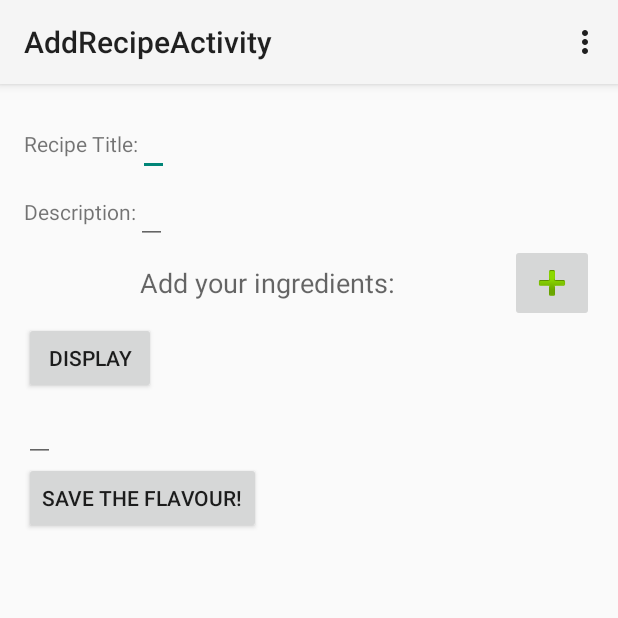
After one commit to KathyLynne/ChowSense, an Android app: the AddRecipeActivity screen opened directly, with no data from a screen before it, on a phone screen of 412 x 824 dp, the top half of it. The commit adds this screen. Run offline under Robolectric (Android 15) with nearby library versions, the phone set to English and light mode, and no system bars.

Commit message:
Added:  AddRecipeActivity, Ingredient, Recipe, LayoutOperation, some details to MainActivity, Strings

```diff
--- /dev/null
+++ b/app/src/main/java/com/kathylynne/chowsense/app/AddRecipeActivity.java
@@ -0,0 +1,78 @@
+package com.kathylynne.chowsense.app;
+
+import android.os.Bundle;
+import android.support.v7.app.ActionBarActivity;
+import android.view.Menu;
+import android.view.MenuItem;
+import android.view.View;
+import android.widget.Button;
+import android.widget.EditText;
+import android.widget.ImageButton;
+import org.json.JSONArray;
+
+import java.util.ArrayList;
+
+
+public class AddRecipeActivity extends ActionBarActivity {
+
+    ImageButton btnAdd;
+    Button btnDisplay;
+    EditText title;
+    EditText description;
+    ArrayList<Ingredient> ingredients = new ArrayList<Ingredient>();
+    ArrayList<String> steps = new ArrayList<String>();
+
+
+    @Override
+    protected void onCreate(Bundle savedInstanceState) {
+        super.onCreate(savedInstanceState);
+        setContentView(R.layout.activity_add_recipe);
+        //initialize fields
+        title = (EditText) findViewById(R.id.titleText);
+        description = (EditText) findViewById(R.id.descriptionText);
+        //for dynamic item add
+        btnAdd = (ImageButton) findViewById(R.id.btnAdd);
+        btnDisplay = (Button) findViewById(R.id.btnDisplay);
+        LayoutOperation.add(this, btnAdd);
+        LayoutOperation.display(this, btnDisplay);
+
+    }
+
+
+    @Override
+    public boolean onCreateOptionsMenu(Menu menu) {
+        // Inflate the menu; this adds items to the action bar if it is present.
+        getMenuInflater().inflate(R.menu.menu_add_recipe, menu);
+        return true;
+    }
+
+    @Override
+    public boolean onOptionsItemSelected(MenuItem item) {
+        // Handle action bar item clicks here. The action bar will
+        // automatically handle clicks on the Home/Up button, so long
+        // as you specify a parent activity in AndroidManifest.xml.
+        int id = item.getItemId();
+
+        //noinspection SimplifiableIfStatement
+        if (id == R.id.action_settings) {
+            return true;
+        }
+
+        return super.onOptionsItemSelected(item);
+    }
+
+    public void saveRecipe(View v) {
+        JSONArray newIngredients = new JSONArray();
+        newIngredients.put(ingredients);
+
+        Recipe recipe = new Recipe();
+        recipe.setTitle(title.getText().toString());
+        recipe.setDescription(description.getText().toString());
+
+
+    }
+
+    public void addIngredientToList(Ingredient ingredient) {
+        ingredients.add(ingredient);
+    }
+}
--- a/app/src/main/java/com/kathylynne/chowsense/app/MainActivity.java
+++ b/app/src/main/java/com/kathylynne/chowsense/app/MainActivity.java
@@ -5,14 +5,17 @@ import android.support.v7.app.ActionBarActivity;
 import android.view.Menu;
 import android.view.MenuItem;
 import com.parse.Parse;
+import com.parse.ParseObject;
 
-
+///This class will have to be set to only run once, or possibly removed from the production version of the app
 public class MainActivity extends ActionBarActivity {
 
     @Override
     protected void onCreate(Bundle savedInstanceState) {
         super.onCreate(savedInstanceState);
         setContentView(R.layout.activity_main);
+        ParseObject.registerSubclass(Recipe.class);
+        // TODO remember to check these keys on parse.
         Parse.initialize(this, "qJwvg8qtJEb7FnzU1ygRwgdUkGp7Bgh2oV8m2yWP", "TTfQmmrAbfBFu9IGxOQb6oeSvEWLo8TliM6kgj8a");
     }
 
--- /dev/null
+++ b/app/src/main/res/layout/activity_add_recipe.xml
@@ -0,0 +1,106 @@
+<RelativeLayout xmlns:android="http://schemas.android.com/apk/res/android"
+                xmlns:tools="http://schemas.android.com/tools"
+                android:layout_width="match_parent"
+                android:layout_height="match_parent"
+                android:paddingLeft="@dimen/activity_horizontal_margin"
+                android:paddingRight="@dimen/activity_horizontal_margin"
+                android:paddingTop="@dimen/activity_vertical_margin"
+                android:paddingBottom="@dimen/activity_vertical_margin"
+                tools:context="com.kathylynne.chowsense.app.AddRecipeActivity">
+    <LinearLayout
+            android:orientation="vertical"
+            android:layout_width="fill_parent"
+            android:layout_height="wrap_content"
+            android:id="@+id/linearTop">
+        <LinearLayout
+                android:orientation="horizontal"
+                android:layout_width="fill_parent"
+                android:layout_height="fill_parent">
+            <TextView
+                    android:layout_width="wrap_content"
+                    android:layout_height="wrap_content"
+                    android:text="@string/titleText"
+                    android:id="@+id/titleTextView"/>
+            <EditText
+                    android:layout_width="wrap_content"
+                    android:layout_height="wrap_content"
+                    android:id="@+id/titleText"
+                    android:layout_alignParentLeft="true"
+                    android:layout_alignParentStart="true"/>
+        </LinearLayout>
+        <LinearLayout
+                android:orientation="horizontal"
+                android:layout_width="fill_parent"
+                android:layout_height="fill_parent">
+            <TextView
+                    android:layout_width="wrap_content"
+                    android:layout_height="wrap_content"
+                    android:text="@string/descriptionText"
+                    android:id="@+id/descriptionTextView"/>
+            <EditText
+                    android:layout_width="wrap_content"
+                    android:layout_height="wrap_content"
+                    android:inputType="text"
+                    android:id="@+id/descriptionText" android:layout_below="@+id/titleText"
+                    android:layout_alignParentLeft="true"
+                    android:layout_alignParentStart="true"/>
+        </LinearLayout>
+    </LinearLayout>
+    <RelativeLayout
+            android:layout_width="match_parent"
+            android:layout_height="wrap_content"
+            android:id="@+id/relativeContainer"
+            android:layout_below="@+id/linearTop">
+
+        <TextView android:id="@+id/textView1"
+                  android:layout_width="95dp"
+                  android:layout_height="fill_parent"
+                  android:layout_alignBottom="@+id/btnAdd"
+                  android:layout_alignParentLeft="true"
+                  android:layout_toLeftOf="@+id/btnAdd"
+                  android:gravity="center_vertical|center_horizontal"
+                  android:text="@string/addIngredientText"
+                  android:textAppearance="?android:attr/textAppearanceMedium"/>
+
+        <ImageButton android:id="@+id/btnAdd"
+                     android:layout_width="wrap_content"
+                     android:layout_height="wrap_content"
+                     android:layout_alignParentRight="true"
+                     android:layout_alignParentTop="true"
+                     android:contentDescription="@string/btnAdd"
+                     android:src="@android:drawable/ic_input_add"/>
+    </RelativeLayout>
+    <ScrollView android:id="@+id/scrollView1"
+                android:layout_width="match_parent"
+                android:layout_height="wrap_content"
+                android:layout_below="@+id/relativeContainer">
+        <LinearLayout android:id="@+id/linearLayoutForm"
+                      android:layout_width="match_parent"
+                      android:layout_height="wrap_content"
+                      android:orientation="vertical">
+        </LinearLayout>
+    </ScrollView>
+    <Button android:id="@+id/btnDisplay"
+            android:layout_width="wrap_content"
+            android:layout_height="wrap_content"
+            android:layout_below="@+id/scrollView1"
+            android:text="@string/btnDisplay"/>
+
+
+    <EditText
+            android:layout_width="wrap_content"
+            android:layout_height="wrap_content"
+            android:id="@+id/ratingText" android:layout_below="@+id/btnDisplay"
+            android:layout_alignParentLeft="true"
+            android:layout_alignParentStart="true"/>
+    <Button
+            android:layout_width="wrap_content"
+            android:layout_height="wrap_content"
+            android:text="@string/saveButton"
+            android:id="@+id/saveRecipeButton" android:layout_below="@+id/ratingText"
+            android:layout_alignParentLeft="true"
+            android:layout_alignParentStart="true"
+            android:onClick="saveRecipe"/>
+
+
+</RelativeLayout>
--- /dev/null
+++ b/app/src/main/res/menu/menu_add_recipe.xml
@@ -0,0 +1,9 @@
+<menu xmlns:android="http://schemas.android.com/apk/res/android"
+      xmlns:app="http://schemas.android.com/apk/res-auto"
+      xmlns:tools="http://schemas.android.com/tools"
+      tools:context="com.kathylynne.chowsense.app.AddRecipeActivity">
+    <item android:id="@+id/action_settings"
+          android:title="@string/action_settings"
+          android:orderInCategory="100"
+          app:showAsAction="never"/>
+</menu>
--- a/app/src/main/res/values/strings.xml
+++ b/app/src/main/res/values/strings.xml
@@ -10,4 +10,12 @@
     <string name="register">Register</string>
     <string name="cancel">Cancel</string>
     <string name="login">Login</string>
+    <string name="title_activity_add_recipe">AddRecipeActivity</string>
+    <string name="btnRemove">Remove</string>
+    <string name="btnAdd">Add</string>
+    <string name="btnDisplay">Display</string>
+    <string name="addIngredientText">Add your ingredients:</string>
+    <string name="saveButton">Save The Flavour!</string>
+    <string name="titleText">Recipe Title:</string>
+    <string name="descriptionText">Description:</string>
 </resources>
```
Also changed, not shown: app/src/main/AndroidManifest.xml (+8 -6 lines), app/src/main/java/com/kathylynne/chowsense/app/Ingredient.java (added, +38 -0 lines), app/src/main/java/com/kathylynne/chowsense/app/LayoutOperation.java (added, +69 -0 lines), app/src/main/java/com/kathylynne/chowsense/app/Recipe.java (added, +85 -0 lines), app/src/main/res/layout/rowdetail.xml (added, +30 -0 lines), app/src/main/res/drawable-hdpi/ic_delete.png (added), 2 other files.
